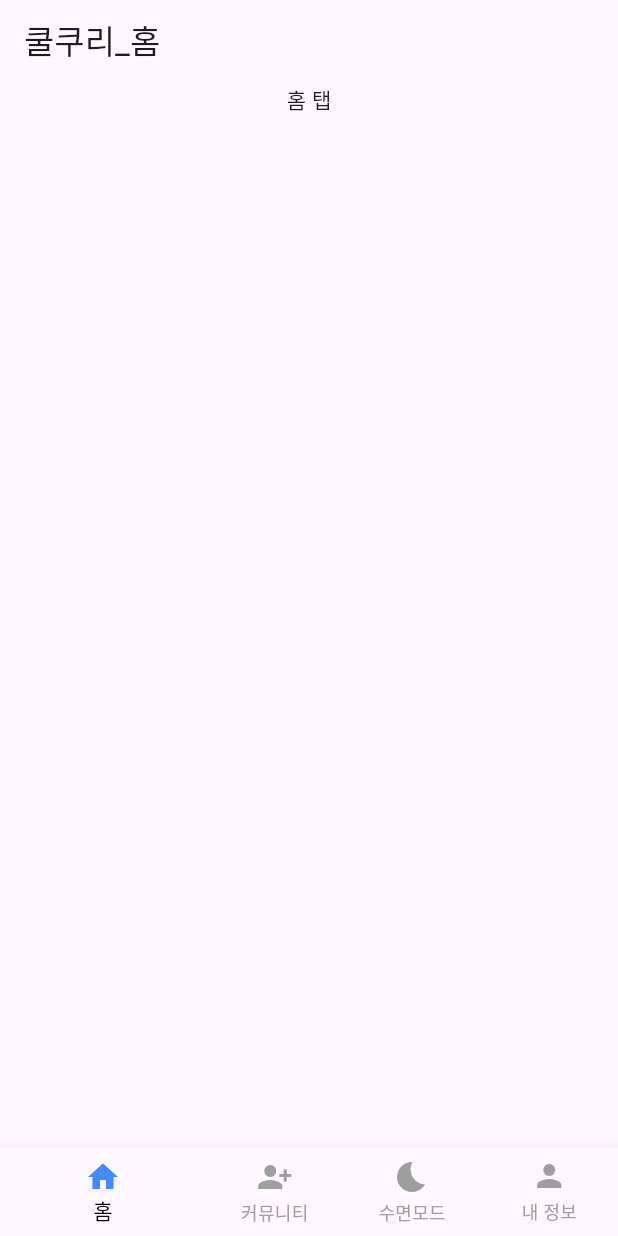
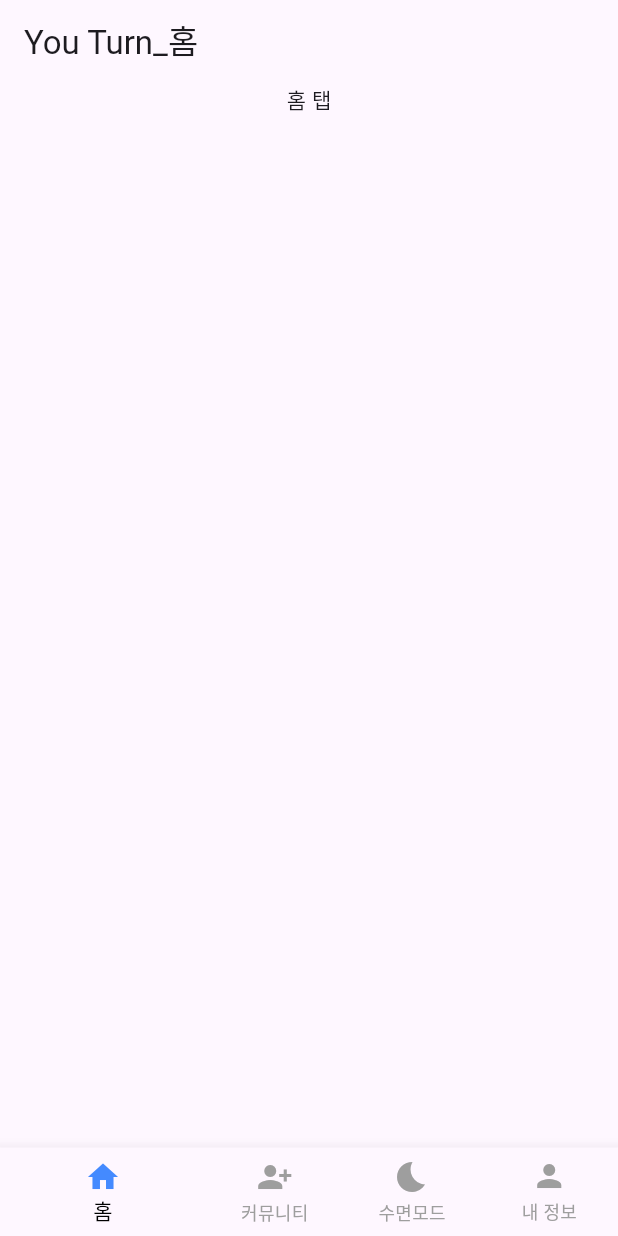
Before and after one commit to AAKKQQJJ/YOUTURN_APP, a Flutter app: the screen it shows after launch, on a phone screen of 412 x 824 dp. Run offline on Flutter 3.47's test engine with Material 3 defaults, Android fonts, the light colour scheme and no system bars.

Commit message:
feat : 앱 텍스트 내용 수정

```diff
--- a/lib/screens/chatbot_screen.dart
+++ b/lib/screens/chatbot_screen.dart
@@ -7,7 +7,7 @@ class ChatbotScreen extends StatelessWidget {
   Widget build(BuildContext context) {
     return Scaffold(
       appBar: AppBar(
-        title: Text("YouTurn_챗봇"),
+        title: Text("You Turn_챗봇"),
       ),
       body: Row(
         mainAxisAlignment: MainAxisAlignment.center,
--- a/lib/screens/home_screen.dart
+++ b/lib/screens/home_screen.dart
@@ -7,7 +7,7 @@ class HomeScreen extends StatelessWidget {
   Widget build(BuildContext context) {
     return Scaffold(
       appBar: AppBar(
-        title: Text("쿨쿠리_홈"),
+        title: Text("You Turn_홈"),
       ),
       body: Row(
         mainAxisAlignment: MainAxisAlignment.center,
```
